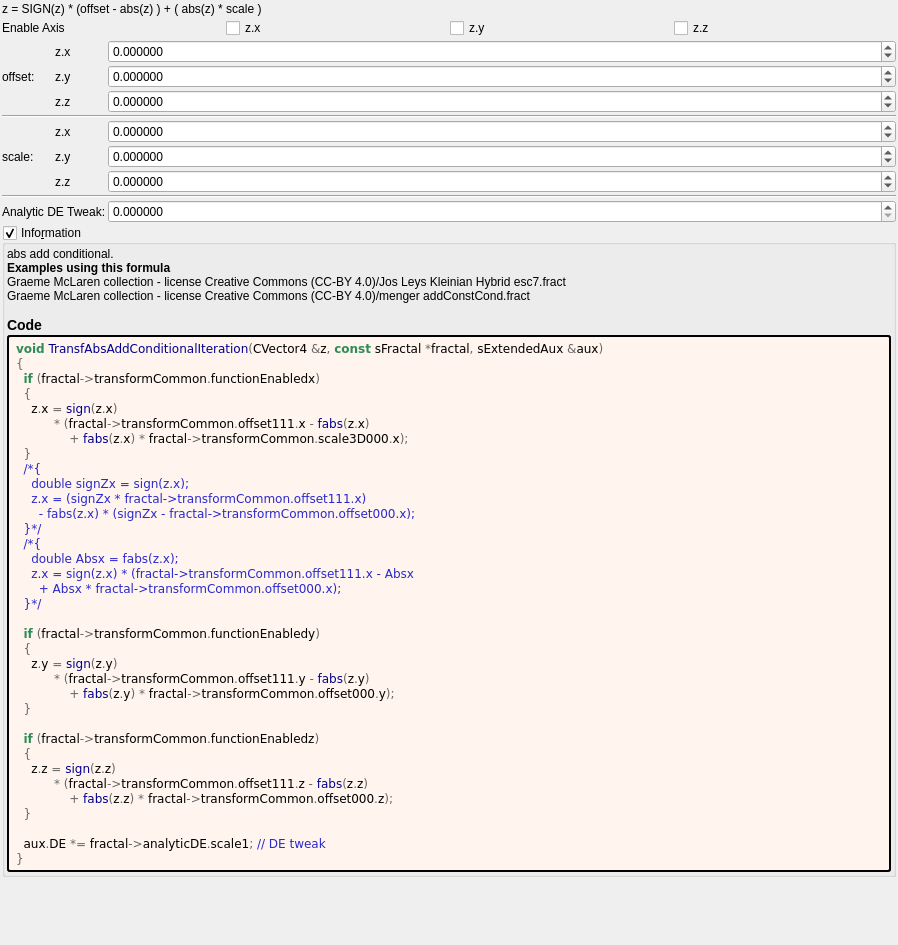
Above: mandelbulber2/formula/ui/transf_abs_add_conditional.ui from buddhi1980/mandelbulber2 before the change. Below: the same form after it.
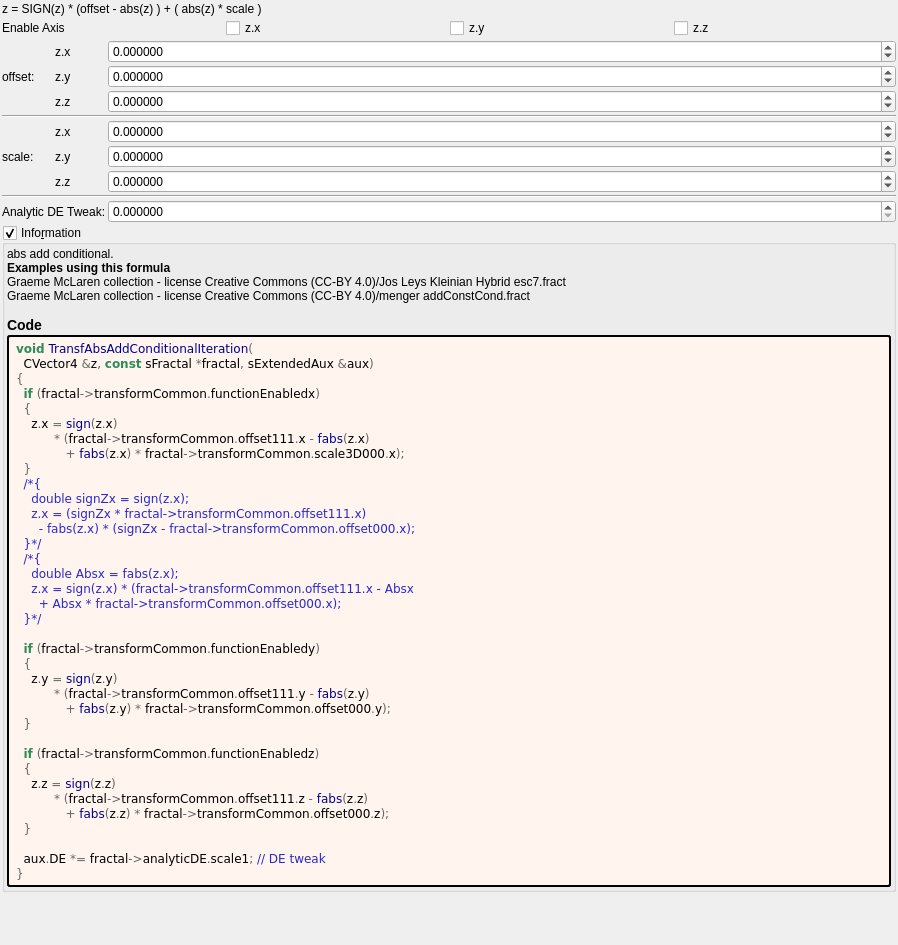
That is the form after the change. Custom widgets are drawn as their Qt base class.

Diff of the .ui file:
```diff
--- a/mandelbulber2/formula/ui/transf_abs_add_conditional.ui
+++ b/mandelbulber2/formula/ui/transf_abs_add_conditional.ui
@@ -403,13 +403,14 @@
         </property>
         <property name="text">
          <string notr="true">&lt;body style=&quot;background-color:#fff5ee&quot;&gt;
-&lt;pre style=&quot;color:#000000; background-color:#fff5ee;  font-family:'Courier New',monospace;&quot;&gt;&lt;span style=&quot;color:#2e8b57; font-weight:bold&quot;&gt;void&lt;/span&gt; &lt;span style=&quot;color:#00008f&quot;&gt;TransfAbsAddConditionalIteration&lt;/span&gt;&lt;span style=&quot;color:#676767&quot;&gt;(&lt;/span&gt;CVector4 &lt;span style=&quot;color:#676767&quot;&gt;&amp;amp;&lt;/span&gt;z&lt;span style=&quot;color:#676767&quot;&gt;,&lt;/span&gt; &lt;span style=&quot;color:#2e8b57; font-weight:bold&quot;&gt;const&lt;/span&gt; sFractal &lt;span style=&quot;color:#676767&quot;&gt;*&lt;/span&gt;fractal&lt;span style=&quot;color:#676767&quot;&gt;,&lt;/span&gt; sExtendedAux &lt;span style=&quot;color:#676767&quot;&gt;&amp;amp;&lt;/span&gt;aux&lt;span style=&quot;color:#676767&quot;&gt;)&lt;/span&gt;
+&lt;pre style=&quot;color:#000000; background-color:#fff5ee;  font-family:'Courier New',monospace;&quot;&gt;&lt;span style=&quot;color:#2e8b57; font-weight:bold&quot;&gt;void&lt;/span&gt; &lt;span style=&quot;color:#00008f&quot;&gt;TransfAbsAddConditionalIteration&lt;/span&gt;&lt;span style=&quot;color:#676767&quot;&gt;(&lt;/span&gt;
+  CVector4 &lt;span style=&quot;color:#676767&quot;&gt;&amp;amp;&lt;/span&gt;z&lt;span style=&quot;color:#676767&quot;&gt;,&lt;/span&gt; &lt;span style=&quot;color:#2e8b57; font-weight:bold&quot;&gt;const&lt;/span&gt; sFractal &lt;span style=&quot;color:#676767&quot;&gt;*&lt;/span&gt;fractal&lt;span style=&quot;color:#676767&quot;&gt;,&lt;/span&gt; sExtendedAux &lt;span style=&quot;color:#676767&quot;&gt;&amp;amp;&lt;/span&gt;aux&lt;span style=&quot;color:#676767&quot;&gt;)&lt;/span&gt;
 &lt;span style=&quot;color:#676767&quot;&gt;{&lt;/span&gt;
   &lt;span style=&quot;color:#2e8b57; font-weight:bold&quot;&gt;if&lt;/span&gt; &lt;span style=&quot;color:#676767&quot;&gt;(&lt;/span&gt;fractal&lt;span style=&quot;color:#676767&quot;&gt;-&amp;gt;&lt;/span&gt;transformCommon&lt;span style=&quot;color:#676767&quot;&gt;.&lt;/span&gt;functionEnabledx&lt;span style=&quot;color:#676767&quot;&gt;)&lt;/span&gt;
   &lt;span style=&quot;color:#676767&quot;&gt;{&lt;/span&gt;
     z&lt;span style=&quot;color:#676767&quot;&gt;.&lt;/span&gt;x &lt;span style=&quot;color:#676767&quot;&gt;=&lt;/span&gt; &lt;span style=&quot;color:#00008f&quot;&gt;sign&lt;/span&gt;&lt;span style=&quot;color:#676767&quot;&gt;(&lt;/span&gt;z&lt;span style=&quot;color:#676767&quot;&gt;.&lt;/span&gt;x&lt;span style=&quot;color:#676767&quot;&gt;)&lt;/span&gt;
           &lt;span style=&quot;color:#676767&quot;&gt;* (&lt;/span&gt;fractal&lt;span style=&quot;color:#676767&quot;&gt;-&amp;gt;&lt;/span&gt;transformCommon&lt;span style=&quot;color:#676767&quot;&gt;.&lt;/span&gt;offset111&lt;span style=&quot;color:#676767&quot;&gt;.&lt;/span&gt;x &lt;span style=&quot;color:#676767&quot;&gt;-&lt;/span&gt; &lt;span style=&quot;color:#00008f&quot;&gt;fabs&lt;/span&gt;&lt;span style=&quot;color:#676767&quot;&gt;(&lt;/span&gt;z&lt;span style=&quot;color:#676767&quot;&gt;.&lt;/span&gt;x&lt;span style=&quot;color:#676767&quot;&gt;)&lt;/span&gt;
-              &lt;span style=&quot;color:#676767&quot;&gt;+&lt;/span&gt; &lt;span style=&quot;color:#00008f&quot;&gt;fabs&lt;/span&gt;&lt;span style=&quot;color:#676767&quot;&gt;(&lt;/span&gt;z&lt;span style=&quot;color:#676767&quot;&gt;.&lt;/span&gt;x&lt;span style=&quot;color:#676767&quot;&gt;) *&lt;/span&gt; fractal&lt;span style=&quot;color:#676767&quot;&gt;-&amp;gt;&lt;/span&gt;transformCommon&lt;span style=&quot;color:#676767&quot;&gt;.&lt;/span&gt;scale3D000&lt;span style=&quot;color:#676767&quot;&gt;.&lt;/span&gt;x&lt;span style=&quot;color:#676767&quot;&gt;);&lt;/span&gt;
+             &lt;span style=&quot;color:#676767&quot;&gt;+&lt;/span&gt; &lt;span style=&quot;color:#00008f&quot;&gt;fabs&lt;/span&gt;&lt;span style=&quot;color:#676767&quot;&gt;(&lt;/span&gt;z&lt;span style=&quot;color:#676767&quot;&gt;.&lt;/span&gt;x&lt;span style=&quot;color:#676767&quot;&gt;) *&lt;/span&gt; fractal&lt;span style=&quot;color:#676767&quot;&gt;-&amp;gt;&lt;/span&gt;transformCommon&lt;span style=&quot;color:#676767&quot;&gt;.&lt;/span&gt;scale3D000&lt;span style=&quot;color:#676767&quot;&gt;.&lt;/span&gt;x&lt;span style=&quot;color:#676767&quot;&gt;);&lt;/span&gt;
   &lt;span style=&quot;color:#676767&quot;&gt;}&lt;/span&gt;
   &lt;span style=&quot;color:#2929cc&quot;&gt;/*{&lt;/span&gt;
 &lt;span style=&quot;color:#2929cc&quot;&gt;    double signZx = sign(z.x);&lt;/span&gt;
@@ -426,14 +427,14 @@
   &lt;span style=&quot;color:#676767&quot;&gt;{&lt;/span&gt;
     z&lt;span style=&quot;color:#676767&quot;&gt;.&lt;/span&gt;y &lt;span style=&quot;color:#676767&quot;&gt;=&lt;/span&gt; &lt;span style=&quot;color:#00008f&quot;&gt;sign&lt;/span&gt;&lt;span style=&quot;color:#676767&quot;&gt;(&lt;/span&gt;z&lt;span style=&quot;color:#676767&quot;&gt;.&lt;/span&gt;y&lt;span style=&quot;color:#676767&quot;&gt;)&lt;/span&gt;
           &lt;span style=&quot;color:#676767&quot;&gt;* (&lt;/span&gt;fractal&lt;span style=&quot;color:#676767&quot;&gt;-&amp;gt;&lt;/span&gt;transformCommon&lt;span style=&quot;color:#676767&quot;&gt;.&lt;/span&gt;offset111&lt;span style=&quot;color:#676767&quot;&gt;.&lt;/span&gt;y &lt;span style=&quot;color:#676767&quot;&gt;-&lt;/span&gt; &lt;span style=&quot;color:#00008f&quot;&gt;fabs&lt;/span&gt;&lt;span style=&quot;color:#676767&quot;&gt;(&lt;/span&gt;z&lt;span style=&quot;color:#676767&quot;&gt;.&lt;/span&gt;y&lt;span style=&quot;color:#676767&quot;&gt;)&lt;/span&gt;
-              &lt;span style=&quot;color:#676767&quot;&gt;+&lt;/span&gt; &lt;span style=&quot;color:#00008f&quot;&gt;fabs&lt;/span&gt;&lt;span style=&quot;color:#676767&quot;&gt;(&lt;/span&gt;z&lt;span style=&quot;color:#676767&quot;&gt;.&lt;/span&gt;y&lt;span style=&quot;color:#676767&quot;&gt;) *&lt;/span&gt; fractal&lt;span style=&quot;color:#676767&quot;&gt;-&amp;gt;&lt;/span&gt;transformCommon&lt;span style=&quot;color:#676767&quot;&gt;.&lt;/span&gt;offset000&lt;span style=&quot;color:#676767&quot;&gt;.&lt;/span&gt;y&lt;span style=&quot;color:#676767&quot;&gt;);&lt;/span&gt;
+             &lt;span style=&quot;color:#676767&quot;&gt;+&lt;/span&gt; &lt;span style=&quot;color:#00008f&quot;&gt;fabs&lt;/span&gt;&lt;span style=&quot;color:#676767&quot;&gt;(&lt;/span&gt;z&lt;span style=&quot;color:#676767&quot;&gt;.&lt;/span&gt;y&lt;span style=&quot;color:#676767&quot;&gt;) *&lt;/span&gt; fractal&lt;span style=&quot;color:#676767&quot;&gt;-&amp;gt;&lt;/span&gt;transformCommon&lt;span style=&quot;color:#676767&quot;&gt;.&lt;/span&gt;offset000&lt;span style=&quot;color:#676767&quot;&gt;.&lt;/span&gt;y&lt;span style=&quot;color:#676767&quot;&gt;);&lt;/span&gt;
   &lt;span style=&quot;color:#676767&quot;&gt;}&lt;/span&gt;
 
   &lt;span style=&quot;color:#2e8b57; font-weight:bold&quot;&gt;if&lt;/span&gt; &lt;span style=&quot;color:#676767&quot;&gt;(&lt;/span&gt;fractal&lt;span style=&quot;color:#676767&quot;&gt;-&amp;gt;&lt;/span&gt;transformCommon&lt;span style=&quot;color:#676767&quot;&gt;.&lt;/span&gt;functionEnabledz&lt;span style=&quot;color:#676767&quot;&gt;)&lt;/span&gt;
   &lt;span style=&quot;color:#676767&quot;&gt;{&lt;/span&gt;
     z&lt;span style=&quot;color:#676767&quot;&gt;.&lt;/span&gt;z &lt;span style=&quot;color:#676767&quot;&gt;=&lt;/span&gt; &lt;span style=&quot;color:#00008f&quot;&gt;sign&lt;/span&gt;&lt;span style=&quot;color:#676767&quot;&gt;(&lt;/span&gt;z&lt;span style=&quot;color:#676767&quot;&gt;.&lt;/span&gt;z&lt;span style=&quot;color:#676767&quot;&gt;)&lt;/span&gt;
           &lt;span style=&quot;color:#676767&quot;&gt;* (&lt;/span&gt;fractal&lt;span style=&quot;color:#676767&quot;&gt;-&amp;gt;&lt;/span&gt;transformCommon&lt;span style=&quot;color:#676767&quot;&gt;.&lt;/span&gt;offset111&lt;span style=&quot;color:#676767&quot;&gt;.&lt;/span&gt;z &lt;span style=&quot;color:#676767&quot;&gt;-&lt;/span&gt; &lt;span style=&quot;color:#00008f&quot;&gt;fabs&lt;/span&gt;&lt;span style=&quot;color:#676767&quot;&gt;(&lt;/span&gt;z&lt;span style=&quot;color:#676767&quot;&gt;.&lt;/span&gt;z&lt;span style=&quot;color:#676767&quot;&gt;)&lt;/span&gt;
-              &lt;span style=&quot;color:#676767&quot;&gt;+&lt;/span&gt; &lt;span style=&quot;color:#00008f&quot;&gt;fabs&lt;/span&gt;&lt;span style=&quot;color:#676767&quot;&gt;(&lt;/span&gt;z&lt;span style=&quot;color:#676767&quot;&gt;.&lt;/span&gt;z&lt;span style=&quot;color:#676767&quot;&gt;) *&lt;/span&gt; fractal&lt;span style=&quot;color:#676767&quot;&gt;-&amp;gt;&lt;/span&gt;transformCommon&lt;span style=&quot;color:#676767&quot;&gt;.&lt;/span&gt;offset000&lt;span style=&quot;color:#676767&quot;&gt;.&lt;/span&gt;z&lt;span style=&quot;color:#676767&quot;&gt;);&lt;/span&gt;
+             &lt;span style=&quot;color:#676767&quot;&gt;+&lt;/span&gt; &lt;span style=&quot;color:#00008f&quot;&gt;fabs&lt;/span&gt;&lt;span style=&quot;color:#676767&quot;&gt;(&lt;/span&gt;z&lt;span style=&quot;color:#676767&quot;&gt;.&lt;/span&gt;z&lt;span style=&quot;color:#676767&quot;&gt;) *&lt;/span&gt; fractal&lt;span style=&quot;color:#676767&quot;&gt;-&amp;gt;&lt;/span&gt;transformCommon&lt;span style=&quot;color:#676767&quot;&gt;.&lt;/span&gt;offset000&lt;span style=&quot;color:#676767&quot;&gt;.&lt;/span&gt;z&lt;span style=&quot;color:#676767&quot;&gt;);&lt;/span&gt;
   &lt;span style=&quot;color:#676767&quot;&gt;}&lt;/span&gt;
 
   aux&lt;span style=&quot;color:#676767&quot;&gt;.&lt;/span&gt;DE &lt;span style=&quot;color:#676767&quot;&gt;*=&lt;/span&gt; fractal&lt;span style=&quot;color:#676767&quot;&gt;-&amp;gt;&lt;/span&gt;analyticDE&lt;span style=&quot;color:#676767&quot;&gt;.&lt;/span&gt;scale1&lt;span style=&quot;color:#676767&quot;&gt;;&lt;/span&gt; &lt;span style=&quot;color:#2929cc&quot;&gt;// DE tweak&lt;/span&gt;
```
